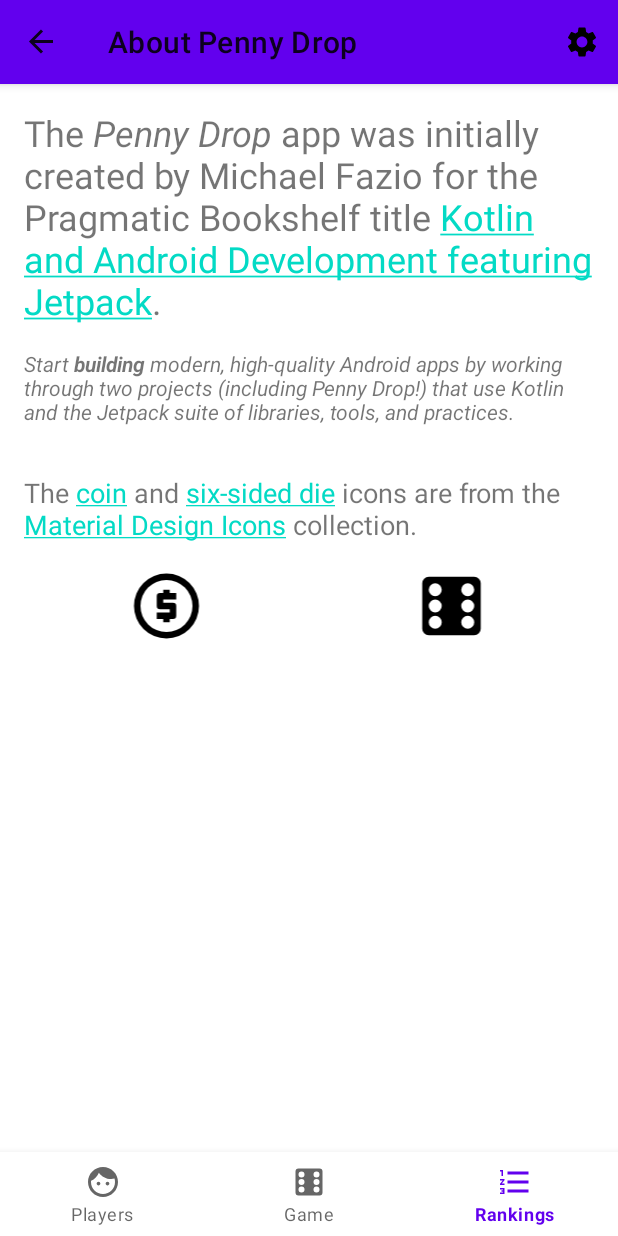
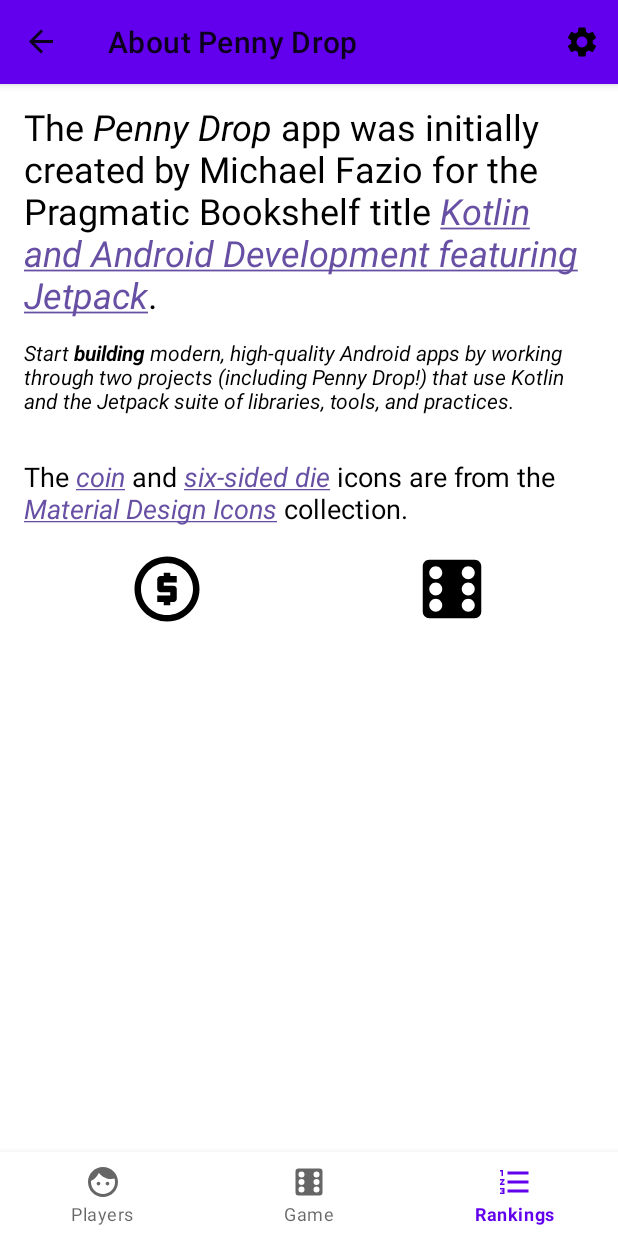
Before and after one commit to expeditioneer/PennyDrop, an Android app built with Jetpack Compose: the AboutFragment screen opened through its navigation route, on a phone screen of 412 x 824 dp. Run offline under Robolectric (Android 15) with nearby library versions, the phone set to English and light mode, and no system bars; our stand-ins replace Dagger/Hilt's generated code, Room's generated code, navigation-ui.

Commit message:
Compose migration: AboutScreen

```diff
--- a/app/src/main/kotlin/dev/lamm/pennydrop/fragments/AboutFragment.kt
+++ b/app/src/main/kotlin/dev/lamm/pennydrop/fragments/AboutFragment.kt
@@ -1,59 +1,27 @@
 package dev.lamm.pennydrop.fragments;
 
 import android.os.Bundle
-import android.text.SpannableString
-import android.text.method.LinkMovementMethod
-import android.text.style.URLSpan
 import android.view.LayoutInflater
 import android.view.View
 import android.view.ViewGroup
-import android.widget.TextView
+import androidx.compose.ui.platform.ComposeView
+import androidx.compose.ui.platform.ViewCompositionStrategy
 import androidx.fragment.app.Fragment
-import dev.lamm.pennydrop.R
+import dev.lamm.pennydrop.screens.AboutScreen
 
 
 class AboutFragment : Fragment() {
 
     override fun onCreateView(
-        inflater: LayoutInflater, container: ViewGroup?,
+        inflater: LayoutInflater,
+        container: ViewGroup?,
         savedInstanceState: Bundle?
-    ): View? {
-        val view = inflater.inflate(R.layout.fragment_about, container, false)
-
-        view.findViewById<TextView>(R.id.about_credits)?.apply {
-
-            this.movementMethod = LinkMovementMethod.getInstance()
+    ): View {
+        return ComposeView(requireContext()).apply {
+            setViewCompositionStrategy(ViewCompositionStrategy.DisposeOnViewTreeLifecycleDestroyed)
+            setContent {
+                AboutScreen()
+            }
         }
-
-        view.findViewById<TextView>(R.id.about_icon_credits)?.apply {
-            val spannableString = SpannableString(getString(R.string.penny_drop_icons))
-
-            spannableString.setSpan(
-                URLSpan("https://materialdesignicons.com/icon/currency-usd-circle-outline"),
-                4,
-                8,
-                0
-            )
-
-            spannableString.setSpan(
-                URLSpan("https://materialdesignicons.com/icon/dice-6"),
-                13,
-                26,
-                0
-            )
-
-            spannableString.setSpan(
-                URLSpan("https://materialdesignicons.com"),
-                46,
-                67,
-                0
-            )
-
-            this.text = spannableString
-
-            this.movementMethod = LinkMovementMethod.getInstance()
-        }
-
-        return view
     }
 }
--- /dev/null
+++ b/app/src/main/kotlin/dev/lamm/pennydrop/screens/AboutScreen.kt
@@ -0,0 +1,120 @@
+package dev.lamm.pennydrop.screens
+
+import androidx.compose.foundation.Image
+import androidx.compose.foundation.layout.Column
+import androidx.compose.foundation.layout.Row
+import androidx.compose.foundation.layout.defaultMinSize
+import androidx.compose.foundation.layout.fillMaxSize
+import androidx.compose.foundation.layout.fillMaxWidth
+import androidx.compose.foundation.layout.padding
+import androidx.compose.material3.MaterialTheme
+import androidx.compose.material3.Text
+import androidx.compose.runtime.Composable
+import androidx.compose.ui.Modifier
+import androidx.compose.ui.layout.ContentScale
+import androidx.compose.ui.res.painterResource
+import androidx.compose.ui.res.stringResource
+import androidx.compose.ui.text.AnnotatedString
+import androidx.compose.ui.text.SpanStyle
+import androidx.compose.ui.text.TextLinkStyles
+import androidx.compose.ui.text.font.FontStyle
+import androidx.compose.ui.text.fromHtml
+import androidx.compose.ui.text.style.TextDecoration
+import androidx.compose.ui.tooling.preview.Preview
+import androidx.compose.ui.unit.dp
+import androidx.compose.ui.unit.sp
+import dev.lamm.pennydrop.R
+
+@Preview
+@Composable
+fun AboutScreen() {
+    Column(
+        modifier = Modifier
+            .fillMaxSize()
+            .padding(16.dp)
+    ) {
+        CreatedByText()
+
+        DescriptionText()
+
+        IconsText()
+
+        Images()
+    }
+}
+
+@Composable
+fun CreatedByText() {
+    return Text(
+        AnnotatedString.fromHtml(
+            htmlString = stringResource(id = R.string.penny_drop_created_by),
+            linkStyles = TextLinkStyles(
+                style = SpanStyle(
+                    color = MaterialTheme.colorScheme.primary,
+                    textDecoration = TextDecoration.Underline,
+                    fontStyle = FontStyle.Italic
+                )
+            )
+        ),
+        fontSize = 24.sp,
+        modifier = Modifier
+            .fillMaxWidth()
+            .padding(bottom = 16.dp)
+    )
+}
+
+@Composable
+fun DescriptionText() {
+    Text(
+        text = AnnotatedString.fromHtml(
+            htmlString = stringResource(id = R.string.penny_drop_description)
+        ),
+        fontStyle = FontStyle.Italic,
+        modifier = Modifier
+            .fillMaxWidth()
+            .padding(bottom = 32.dp)
+    )
+}
+
+
+@Composable
+fun IconsText() {
+    Text(
+        text = AnnotatedString.fromHtml(
+            htmlString = stringResource(id = R.string.penny_drop_icons),
+            linkStyles = TextLinkStyles(
+                style = SpanStyle(
+                    color = MaterialTheme.colorScheme.primary,
+                    textDecoration = TextDecoration.Underline,
+                    fontStyle = FontStyle.Italic
+                )
+            )
+        ),
+        fontSize = 18.sp
+    )
+}
+
+@Composable
+fun Images() {
+    Row {
+        Image(
+            painter = painterResource(id = R.drawable.mdi_coin_black_24dp),
+            contentDescription = stringResource(id = R.string.coin_icon),
+            contentScale = ContentScale.FillHeight,
+            modifier = Modifier
+                .padding(top = 16.dp)
+                .defaultMinSize(minHeight = 52.dp)
+                .weight(1f)
+        )
+
+        Image(
+            painter = painterResource(id = R.drawable.mdi_dice_6_black_24dp),
+            contentDescription = stringResource(id = R.string.dice_icon),
+            contentScale = ContentScale.FillHeight,
+            modifier = Modifier
+                .padding(top = 16.dp)
+                .defaultMinSize(minHeight = 52.dp)
+                .weight(1f)
+        )
+    }
+}
--- a/app/src/main/res/layout/fragment_about.xml
+++ /dev/null
@@ -1,66 +0,0 @@
-<?xml version="1.0" encoding="utf-8"?>
-<androidx.constraintlayout.widget.ConstraintLayout xmlns:android="http://schemas.android.com/apk/res/android"
-    xmlns:app="http://schemas.android.com/apk/res-auto"
-    xmlns:tools="http://schemas.android.com/tools"
-    android:layout_width="match_parent"
-    android:layout_height="match_parent"
-    android:padding="16dp"
-    tools:context=".fragments.AboutFragment">
-
-    <TextView
-        android:id="@+id/about_credits"
-        android:layout_width="0dp"
-        android:layout_height="wrap_content"
-        android:paddingBottom="16dp"
-        android:text="@string/penny_drop_created_by"
-        android:textSize="24sp"
-        app:layout_constraintBottom_toTopOf="@+id/about_quote"
-        app:layout_constraintEnd_toEndOf="parent"
-        app:layout_constraintStart_toStartOf="parent" />
-
-    <TextView
-        android:id="@+id/about_quote"
-        android:layout_width="wrap_content"
-        android:layout_height="wrap_content"
-        android:layout_marginTop="80dp"
-        android:paddingBottom="32dp"
-        android:text="@string/penny_drop_description"
-        android:textStyle="italic"
-        app:layout_constraintEnd_toEndOf="parent"
-        app:layout_constraintStart_toStartOf="parent"
-        app:layout_constraintTop_toTopOf="@id/about_credits" />
-
-    <TextView
-        android:id="@+id/about_icon_credits"
-        android:layout_width="wrap_content"
-        android:layout_height="wrap_content"
-        android:textSize="18sp"
-        app:layout_constraintEnd_toEndOf="parent"
-        app:layout_constraintStart_toStartOf="parent"
-        app:layout_constraintTop_toBottomOf="@+id/about_quote" />
-
-    <ImageView
-        android:id="@+id/about_coin_icon"
-        android:layout_width="0dp"
-        android:layout_height="wrap_content"
-        android:layout_marginTop="16dp"
-        android:contentDescription="@string/coin_icon"
-        android:minHeight="52dp"
-        android:src="@drawable/mdi_coin_black_24dp"
-        app:layout_constraintEnd_toStartOf="@id/about_dice_icon"
-        app:layout_constraintStart_toStartOf="parent"
-        app:layout_constraintTop_toBottomOf="@+id/about_icon_credits" />
-
-    <ImageView
-        android:id="@+id/about_dice_icon"
-        android:layout_width="0dp"
-        android:layout_height="wrap_content"
-        android:layout_marginTop="16dp"
-        android:contentDescription="@string/dice_icon"
-        android:minHeight="52dp"
-        android:src="@drawable/mdi_dice_6_black_24dp"
-        app:layout_constraintEnd_toEndOf="parent"
-        app:layout_constraintStart_toEndOf="@+id/about_coin_icon"
-        app:layout_constraintTop_toBottomOf="@+id/about_icon_credits" />
-
-</androidx.constraintlayout.widget.ConstraintLayout>
--- a/app/src/main/res/navigation/nav_graph.xml
+++ b/app/src/main/res/navigation/nav_graph.xml
@@ -20,7 +20,7 @@
         android:label="@string/rankings" />
 
     <fragment
-        android:id="@+id/settings_fragment"
+        android:id="@+id/settingsFragment"
         android:name="dev.lamm.pennydrop.fragments.SettingsFragment"
         android:label="@string/settings" />
 
--- a/app/src/main/res/values/strings.xml
+++ b/app/src/main/res/values/strings.xml
@@ -21,9 +21,9 @@
     <string name="fast_ai">Fast AI</string>
     <string name="app_theme">App Theme</string>
     <string name="theme_mode">Theme Mode (Light/Dark)</string>
-    <string name="penny_drop_created_by">The <i>Penny Drop</i> app was initially created by Michael Fazio for the Pragmatic Bookshelf title <a href="https://pragprog.com/titles/mfjetpack/">"Kotlin and Android Development featuring Jetpack"</a>.</string>
-    <string name="penny_drop_description">Start <b>building</b> modern, high-quality Android apps by working through two projects (including Penny Drop!) that use Kotlin and the Jetpack suite of libraries, tools, and practices.</string>
-    <string name="penny_drop_icons">The coin and six-sided die icons are from the Material Design Icons collection.</string>
+    <string name="penny_drop_created_by">The <![CDATA[<i>Penny Drop</i>]]> app was initially created by Michael Fazio for the Pragmatic Bookshelf title <![CDATA[<a href="https://pragprog.com/titles/mfjetpack/">"Kotlin and Android Development featuring Jetpack"</a>]]>.</string>
+    <string name="penny_drop_description">Start <![CDATA[<b>building</b>]]> modern, high-quality Android apps by working through two projects (including Penny Drop!) that use Kotlin and the Jetpack suite of libraries, tools, and practices.</string>
+    <string name="penny_drop_icons">The <![CDATA[<a href="https://materialdesignicons.com/icon/currency-usd-circle-outline">coin</a>]]> and <![CDATA[<a href="https://materialdesignicons.com/icon/dice-6">six-sided die</a>]]> icons are from the <![CDATA[<a href="https://materialdesignicons.com">Material Design Icons</a>]]> collection.</string>
     <string name="dice_icon">Dice Icon</string>
     <string name="about_app_summary">Overview, dev info, and icon attribution</string>
     <string name="about_penny_drop">About Penny Drop</string>
--- a/buildSrc/src/main/kotlin/Dependencies.kt
+++ b/buildSrc/src/main/kotlin/Dependencies.kt
@@ -1,14 +1,16 @@
 object BuildPlugins {
-    val androidApplication  by lazy { "com.android.application" }
+    val androidApplication by lazy { "com.android.application" }
     val androidLibrary by lazy { "com.android.library" }
-    val hilt by lazy { "com.google.dagger.hilt.android"}
+    val hilt by lazy { "com.google.dagger.hilt.android" }
     val kotlinAndroid by lazy { "org.jetbrains.kotlin.android" }
 }
 
 object Libraries {
     object JetPack {
         val appcompat by lazy { "androidx.appcompat:appcompat:${Versions.Jetpack.APP_COMPAT}" }
-        val constrainedLayout by lazy { "androidx.constraintlayout:constraintlayout:${Versions.Jetpack.CONSTRAINED_LAYOUT}" }
+        val compose_foundation by lazy { "androidx.compose.foundation:foundation:1.7.0-beta07"}
+        val compose_ui by lazy { "androidx.compose.ui:ui:${Versions.Jetpack.COMPOSE}" }
+        val constraintLayoutCompose by lazy { "androidx.constraintlayout:constraintlayout-compose:${Versions.Jetpack.CONSTRAINED_LAYOUT_COMPOSE}" }
         val coreKtx by lazy { "androidx.core:core-ktx:${Versions.Jetpack.CORE}" }
         val lifecycleLivedata by lazy { "androidx.lifecycle:lifecycle-livedata:${Versions.Jetpack.LIFECYCLE}" }
         val lifecycleViewmodel by lazy { "androidx.lifecycle:lifecycle-viewmodel:${Versions.Jetpack.LIFECYCLE}" }
--- a/buildSrc/src/main/kotlin/Versions.kt
+++ b/buildSrc/src/main/kotlin/Versions.kt
@@ -4,8 +4,9 @@ object Versions {
 
     object Jetpack {
         const val APP_COMPAT = "1.7.0"
-        const val CONSTRAINED_LAYOUT = "2.1.4"
+        const val CONSTRAINED_LAYOUT_COMPOSE = "1.0.1"
         const val CORE = "1.13.1"
+        const val COMPOSE = "1.6.8"
         const val LIFECYCLE = "2.8.4"
         const val NAVIGATION = "2.7.7"
         const val PREFERENCES = "1.2.1"
```
Also changed, not shown: app/build.gradle.kts (+15 -3 lines).
